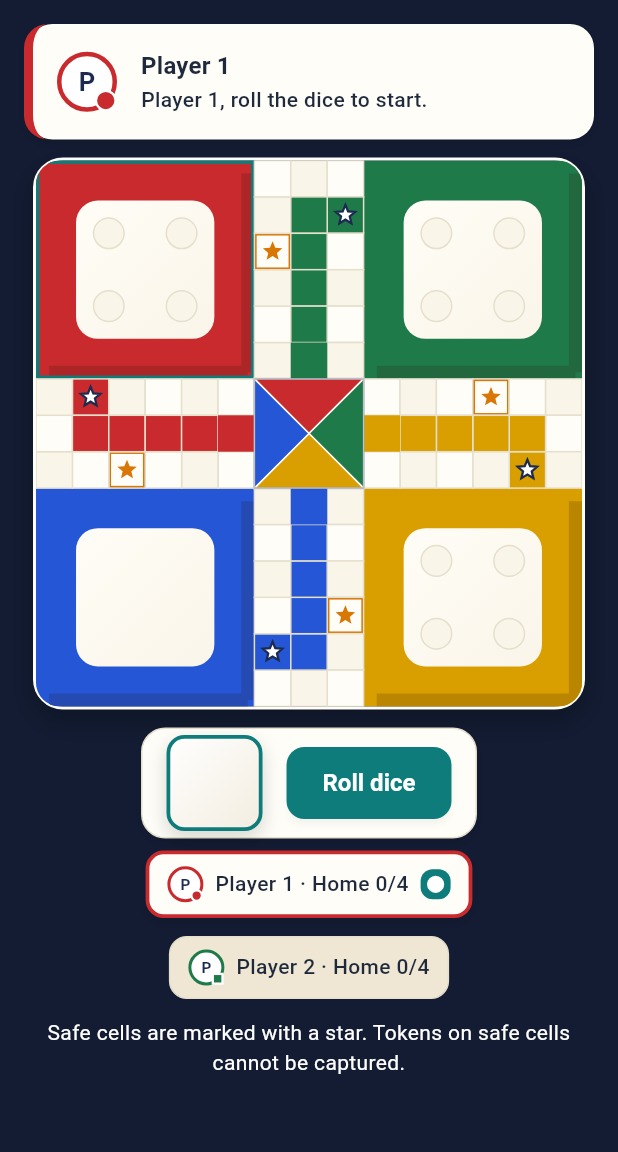
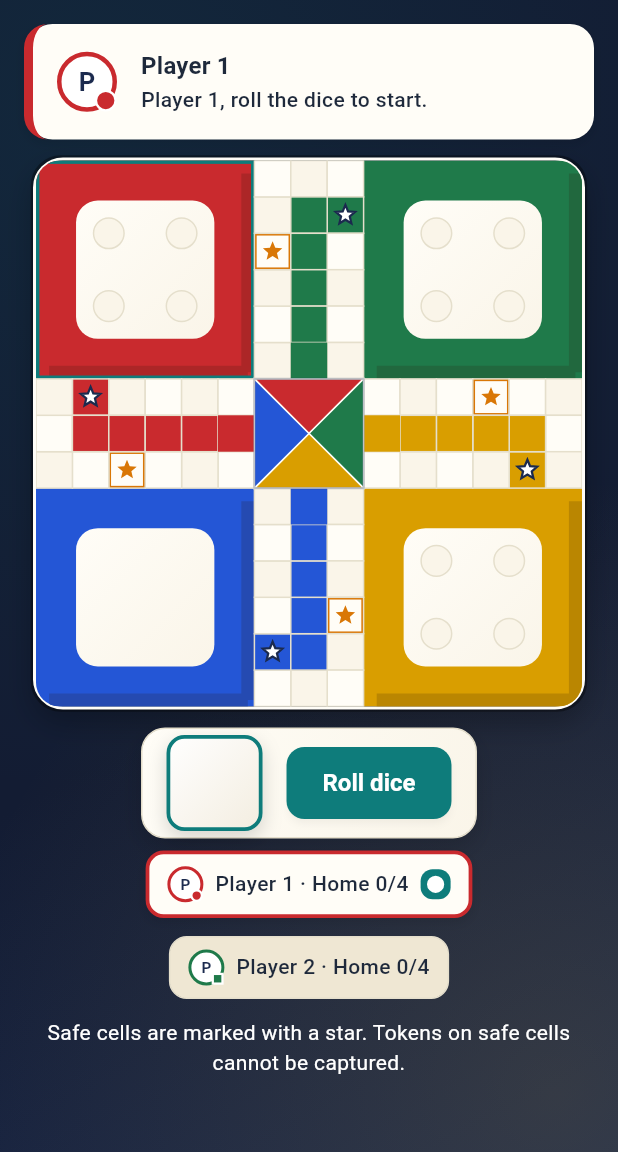
Before and after one commit to MuhammadAdeel0072/DiceUp, a Flutter app: the GameScreen screen opened by its route, on a phone screen of 412 x 824 dp, the part 84-1236 px from its top. Run offline on Flutter 3.47's test engine with Material 3 defaults, Android fonts, the phone set to English and light mode, and no system bars; our stand-ins replace flutter_riverpod, sqflite; accounts and stored records are empty.

Commit message:
premium redesign v2 (7/8): game screen — layered table washes behind the pinned column, board frame with dark rim under the ivory border, dice tray on a surface→ivoryAlt gradient with the floating shadow. Board side rule, first-paint pins, banner/chips and the entire animation architecture unchanged.

```diff
--- a/diceup_app/lib/presentation/screens/game_screen.dart
+++ b/diceup_app/lib/presentation/screens/game_screen.dart
@@ -7,6 +7,7 @@ import 'package:flutter_riverpod/flutter_riverpod.dart';
 import '../../core/accessibility/reduced_motion.dart';
 import '../../core/design_system/diceup_colors.dart';
 import '../../core/design_system/diceup_components.dart';
+import '../../core/design_system/diceup_decor.dart';
 import '../../core/design_system/diceup_shadows.dart';
 import '../../core/design_system/diceup_spacing.dart';
 import '../../domain/engine/game_state.dart';
@@ -36,7 +37,7 @@ import '../widgets/ludo_board.dart';
 /// exact setup the match started with, ruleset included.
 GameSetup _gameSetupOf(MatchSetup setup) => GameSetup(
   playerCount: setup.playerCount,
-  aiSeats: Map.of(setup.aiSeats),
+  aiSeats: setup.aiSeats,
   names: List.of(setup.names),
   colours: List.of(setup.colours),
   ruleset: setup.ruleset,
@@ -1462,7 +1463,14 @@ class _GameScreenState extends ConsumerState<GameScreen>
           // on wide screens, and the board side is height-aware
           // ([_boardSide]) so the dice row stays above the fold
           // even on short/wide viewports (e.g. 800x600).
-          child: LayoutBuilder(
+          // Premium v2: the navy field gains the layered table
+          // washes ([TableBackground]) behind the content — the
+          // board column, its sizes, the pinned first paint and
+          // all semantics are untouched.
+          child: Stack(
+            children: [
+              const Positioned.fill(child: TableBackground()),
+              LayoutBuilder(
             builder: (context, constraints) {
               final contentWidth = constraints.maxWidth > 560
                   ? 560.0
@@ -1517,7 +1525,15 @@ class _GameScreenState extends ConsumerState<GameScreen>
                                       color: DiceUpColors.ivory,
                                       width: 2,
                                     ),
-                                    boxShadow: DiceUpShadows.table,
+                                    // Premium v2: a thin dark rim
+                                    // under the ivory border (a
+                                    // zero-blur spread shadow), so
+                                    // the frame reads as the board's
+                                    // physical edge on the table field.
+                                    boxShadow: [
+                                      ...DiceUpShadows.boardRim,
+                                      ...DiceUpShadows.table,
+                                    ],
                                   ),
                                   child: ClipRRect(
                                     borderRadius: DiceUpSpacing.radiusLgBorder,
@@ -1580,10 +1596,17 @@ class _GameScreenState extends ConsumerState<GameScreen>
                               vertical: DiceUpSpacing.xxs,
                             ),
                             decoration: BoxDecoration(
-                              color: DiceUpColors.surface,
+                              gradient: const LinearGradient(
+                                begin: Alignment.topLeft,
+                                end: Alignment.bottomRight,
+                                colors: [
+                                  DiceUpColors.surface,
+                                  DiceUpColors.ivoryAlt,
+                                ],
+                              ),
                               borderRadius: DiceUpSpacing.radiusLgBorder,
                               border: Border.all(color: DiceUpColors.border),
-                              boxShadow: DiceUpShadows.raised,
+                              boxShadow: DiceUpShadows.floating,
                             ),
                             child: Row(
                               mainAxisSize: MainAxisSize.min,
@@ -1719,8 +1742,10 @@ class _GameScreenState extends ConsumerState<GameScreen>
                 ),
               );
             },
-          ),
-        ),
+            ), // LayoutBuilder
+            ], // Stack children
+          ), // Stack
+        ), // SafeArea
       ),
     );
   }
```
